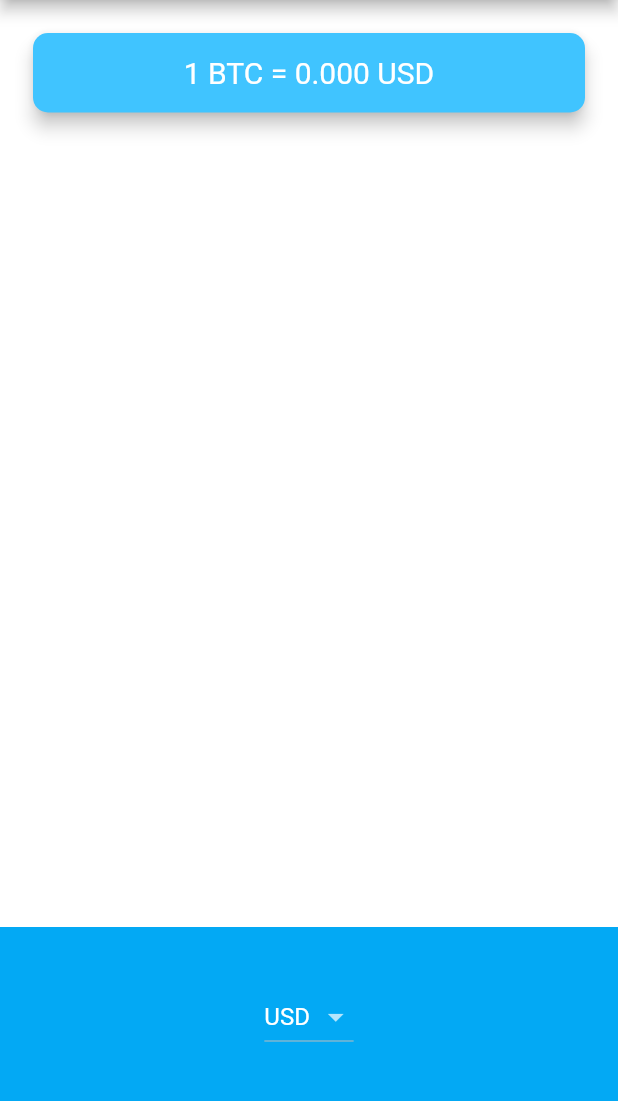
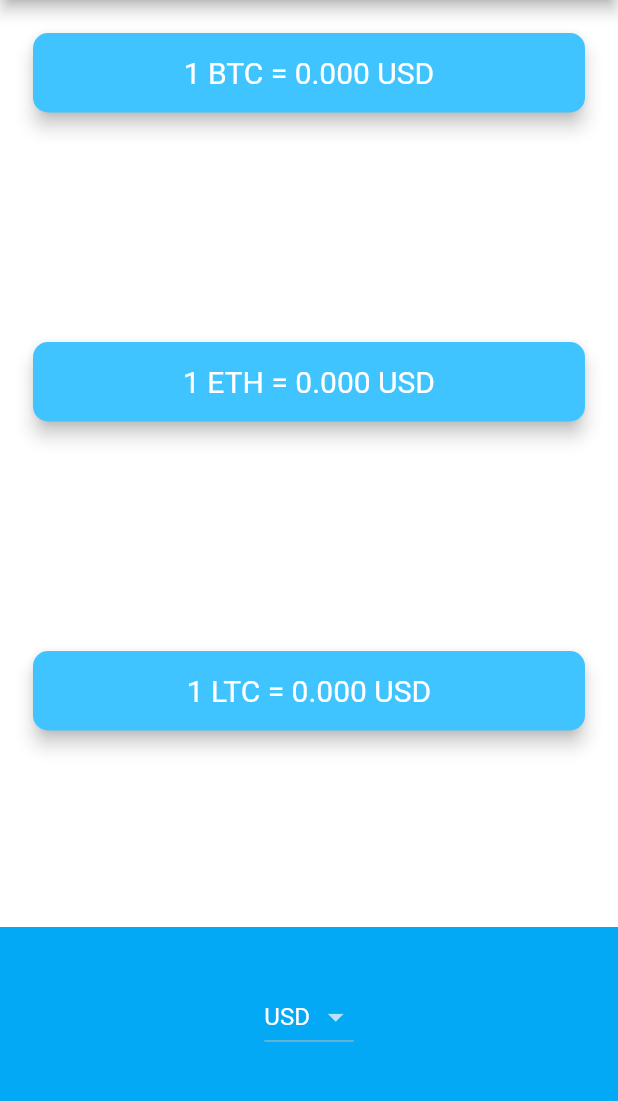
Before and after one commit to Meta-c/Bitcoin-Ticker, a Flutter app: the screen it shows after launch, on a phone screen of 412 x 824 dp, the part 84-1185 px from its top. Run offline on Flutter 3.47's test engine with Material 2 defaults, Android fonts, the phone set to English and light mode, and no system bars.

Commit message:
Final commit

```diff
--- a/bitcoin/lib/coin_data.dart
+++ b/bitcoin/lib/coin_data.dart
@@ -38,9 +38,9 @@ class CoinData {
 //  // late String url =
 //       'https://rest.coinapi.io/v1/exchangerate/BTC/$currency?apikey=02BA1CA9-5836-482F-B08A-55F7655DE090';
 
-  Future<dynamic> getCoinData(String currency) async {
+  Future<dynamic> getCoinData(String currency, String crypto) async {
     Response jsonData = await get(Uri.parse(
-        'https://rest.coinapi.io/v1/exchangerate/BTC/$currency?apikey=02BA1CA9-5836-482F-B08A-55F7655DE090'));
+        'https://rest.coinapi.io/v1/exchangerate/$crypto/$currency?apikey=02BA1CA9-5836-482F-B08A-55F7655DE090'));
     String data = jsonData.body;
     var decodedData = jsonDecode(data);
     return decodedData;
--- a/bitcoin/lib/price_screen.dart
+++ b/bitcoin/lib/price_screen.dart
@@ -9,14 +9,28 @@ class PriceScreen extends StatefulWidget {
 }
 
 class _PriceScreenState extends State<PriceScreen> {
+  @override
+  void initState() {
+    // TODO: implement initState
+    super.initState();
+  }
+
   CoinData coinData = CoinData();
-  double price = 0;
-  void getPrice() {
-    setState(() async {
-      var priceData = await coinData.getCoinData(selectedCurrency);
-
-      price = priceData['rate'];
-    });
+  double bitPrice = 0;
+  double ethPrice = 0;
+  double ltcPrice = 0;
+  void getPrices() async {
+    for (int i = 0; i < cryptoList.length; i++) {
+      var priceData =
+          await coinData.getCoinData(selectedCurrency, cryptoList[i]);
+      if (cryptoList[i] == 'BTC')
+        bitPrice = priceData['rate'];
+      else if (cryptoList[i] == 'ETH')
+        ethPrice = priceData['rate'];
+      else
+        ltcPrice = priceData['rate'];
+    }
+    setState(() {});
   }
 
   DropdownButton<String> androidDropDownButton() {
@@ -32,7 +46,7 @@ class _PriceScreenState extends State<PriceScreen> {
         onChanged: (value) {
           setState(() {
             selectedCurrency = value!;
-            getPrice();
+            getPrices();
           });
         });
   }
@@ -59,6 +73,7 @@ class _PriceScreenState extends State<PriceScreen> {
     }
   }
 
+  late Widget cardFinal;
   String selectedCurrency = 'USD';
   @override
   Widget build(BuildContext context) {
@@ -70,27 +85,20 @@ class _PriceScreenState extends State<PriceScreen> {
         mainAxisAlignment: MainAxisAlignment.spaceBetween,
         crossAxisAlignment: CrossAxisAlignment.stretch,
         children: <Widget>[
-          Padding(
-            padding: const EdgeInsets.fromLTRB(18.0, 18.0, 18.0, 0),
-            child: Card(
-              color: Colors.lightBlueAccent,
-              elevation: 5.0,
-              shape: RoundedRectangleBorder(
-                borderRadius: BorderRadius.circular(10.0),
-              ),
-              child: Padding(
-                padding: const EdgeInsets.symmetric(
-                    vertical: 15.0, horizontal: 28.0),
-                child: Text(
-                  '1 BTC = ${price.toStringAsFixed(3)} $selectedCurrency',
-                  textAlign: TextAlign.center,
-                  style: const TextStyle(
-                    fontSize: 20.0,
-                    color: Colors.white,
-                  ),
-                ),
-              ),
-            ),
+          cardWidget(
+            cryptoCurrency: 'BTC',
+            price: bitPrice,
+            selectedCurrency: selectedCurrency,
+          ),
+          cardWidget(
+            cryptoCurrency: 'ETH',
+            price: ethPrice,
+            selectedCurrency: selectedCurrency,
+          ),
+          cardWidget(
+            cryptoCurrency: 'LTC',
+            price: ltcPrice,
+            selectedCurrency: selectedCurrency,
           ),
           Container(
               height: 150.0,
@@ -104,18 +112,45 @@ class _PriceScreenState extends State<PriceScreen> {
   }
 }
 
+class cardWidget extends StatefulWidget {
+  const cardWidget(
+      {Key? key,
+      required this.price,
+      required this.selectedCurrency,
+      required this.cryptoCurrency})
+      : super(key: key);
 
-//  DropdownButton<String>(
-//                 value: selectedCurrency,
-//                 items: [
-//                   for (int i = 0; i < currenciesList.length; i++)
-//                     DropdownMenuItem(
-//                       value: currenciesList[i],
-//                       child: Text(currenciesList[i]),
-//                     )
-//                 ],
-//                 onChanged: (value) {
-//                   setState(() {
-//                     selectedCurrency = value!;
-//                   });
-//                 }),
+  final double price;
+  final String selectedCurrency;
+  final String cryptoCurrency;
+
+  @override
+  State<cardWidget> createState() => _cardWidgetState();
+}
+
+class _cardWidgetState extends State<cardWidget> {
+  @override
+  Widget build(BuildContext context) {
+    return Padding(
+      padding: const EdgeInsets.fromLTRB(18.0, 18.0, 18.0, 0),
+      child: Card(
+        color: Colors.lightBlueAccent,
+        elevation: 5.0,
+        shape: RoundedRectangleBorder(
+          borderRadius: BorderRadius.circular(10.0),
+        ),
+        child: Padding(
+          padding: const EdgeInsets.symmetric(vertical: 15.0, horizontal: 28.0),
+          child: Text(
+            '1 ${widget.cryptoCurrency} = ${widget.price.toStringAsFixed(3)} ${widget.selectedCurrency}',
+            textAlign: TextAlign.center,
+            style: const TextStyle(
+              fontSize: 20.0,
+              color: Colors.white,
+            ),
+          ),
+        ),
+      ),
+    );
+  }
+}
```
